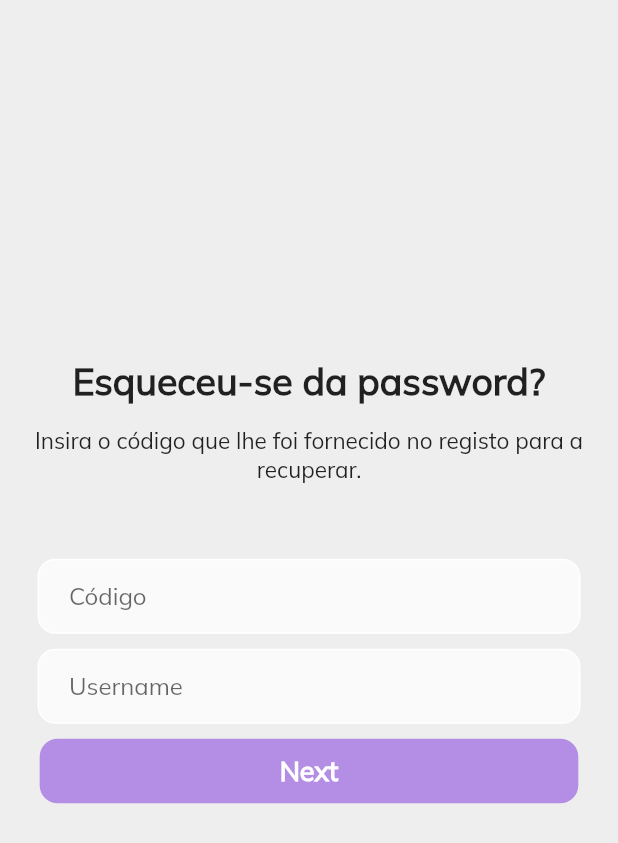
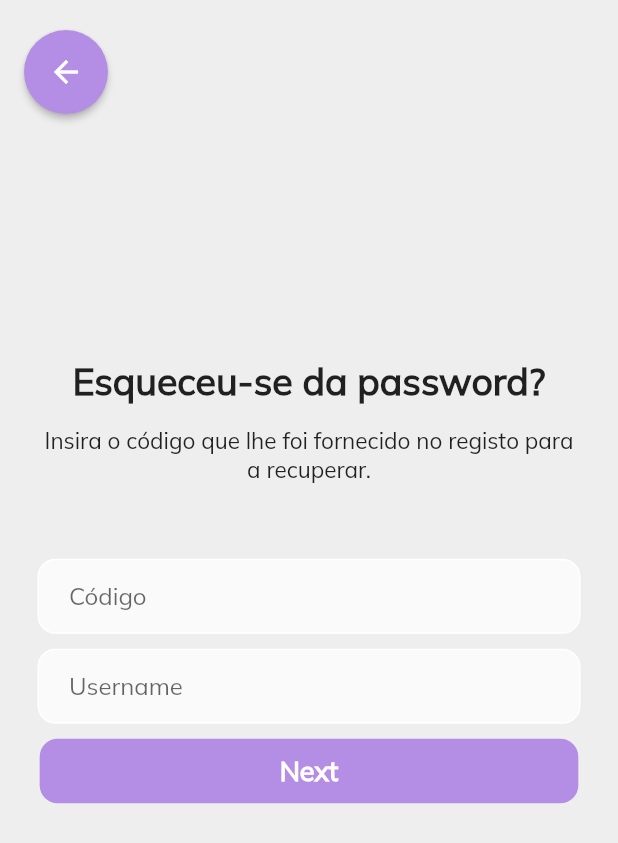
Before and after one commit to MartaMariz/PI_PCAs, a Flutter app: the screen it shows after launch, after a tap on "Esqueceu-se da password?", on a phone screen of 412 x 824 dp. Shown: the top 843 px of the screen. Run offline on Flutter 3.47's test engine with Material 2 defaults, Android fonts, the phone set to English and light mode, and no system bars; our stand-ins replace cloud_firestore, firebase_core; accounts and stored records are empty.

Commit message:
button started

```diff
--- a/lib/view/pages/auth/login_code_view.dart
+++ b/lib/view/pages/auth/login_code_view.dart
@@ -33,6 +33,28 @@ class _LoginCodePage extends State<LoginCodePage>{
     return Scaffold(
         backgroundColor: Colors.grey[200],
         body: SafeArea(
+            child: Stack(
+              children: [
+                Padding(
+                  padding: const EdgeInsets.only(top : 20),
+                  child: Row(
+                    mainAxisAlignment: MainAxisAlignment.start,
+                    children: [
+                      MaterialButton(
+                      onPressed: () {},
+                      color: mainColor,
+                      textColor: Colors.white,
+                      child: const Icon(
+                        Icons.arrow_back,
+                        size: 24,
+                      ),
+                      padding: EdgeInsets.all(16),
+                      shape: CircleBorder(),
+                    )],
+                  ),
+                ),
+                Align(
+                  alignment: Alignment.center,
                   child: Column(
                   mainAxisAlignment: MainAxisAlignment.center,
                   children:  [
@@ -44,11 +66,14 @@ class _LoginCodePage extends State<LoginCodePage>{
                         )
                     ),
                     const SizedBox(height: 15,),
-                const Text('Insira o código que lhe foi fornecido no registo para a recuperar.',
+                    const Padding(
+                        padding: EdgeInsets.symmetric( horizontal: 25.0),
+                        child : Text('Insira o código que lhe foi fornecido no registo para a recuperar.',
                           style: TextStyle(
                             fontSize: 15,
                           ),
                           textAlign: TextAlign.center,
+                        )
                     ),
                     const SizedBox( height: 50,),
 
@@ -125,6 +150,8 @@ class _LoginCodePage extends State<LoginCodePage>{
 
                   ],
 
+              ),
+                )] ,
             )
 
         )
--- a/lib/view/pages/home_page_view.dart
+++ b/lib/view/pages/home_page_view.dart
@@ -3,7 +3,7 @@ import 'package:flutter/cupertino.dart';
 import 'package:flutter/material.dart';
 import 'package:pi_pcas/view/pages/add_record_view.dart';
 import 'package:pi_pcas/view/pages/profile_view.dart';
-import 'package:pi_pcas/view/pages/modules_view.dart';
+import 'package:pi_pcas/view/pages/modules_home_view.dart';
 
 import '../../theme.dart';
 
--- a/lib/view/pages/modules_view.dart
+++ b/lib/view/pages/modules_home_view.dart
@@ -10,6 +10,8 @@ import '../widgets/module_card.dart';
 
 
 class Modules extends StatefulWidget{
+  const Modules({Key? key}) : super(key: key);
+
   @override
   _ModulesState createState() => _ModulesState();
 
```
Lines whose indentation alone changed are shown as unchanged.
